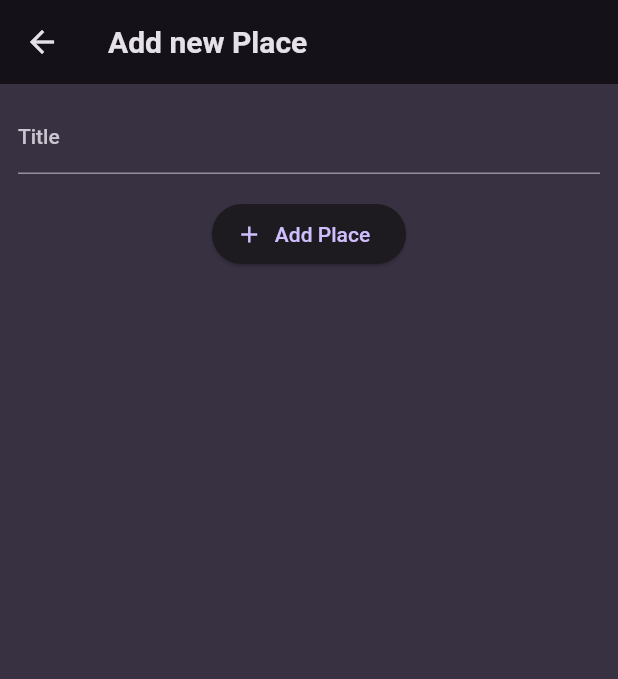
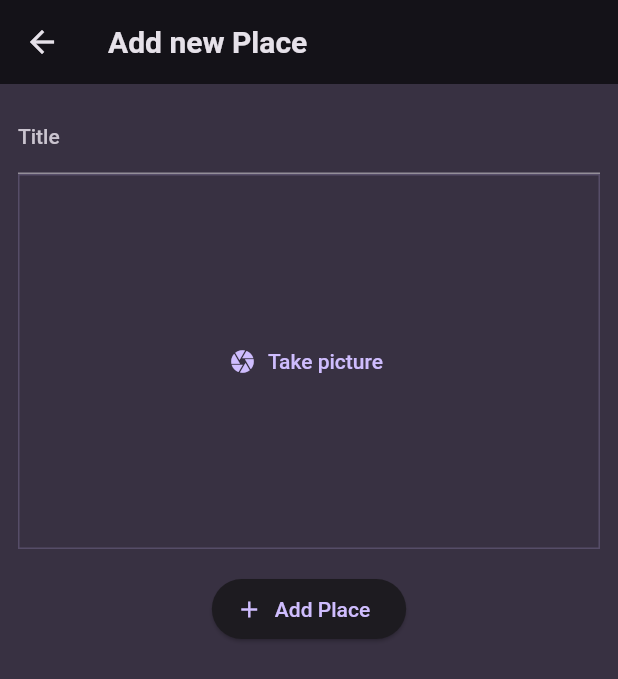
Before and after one commit to JanghoChu/flutter_place_with_riverpod, a Flutter app: the AddPlaceScreen screen opened directly, on a phone screen of 412 x 824 dp. Shown: the top 679 px of the screen. Run offline on Flutter 3.47's test engine with Material 2 defaults, Android fonts, the light colour scheme and no system bars; our stand-ins replace flutter_riverpod, google_fonts.

Commit message:
feat: add image Input widget

```diff
--- a/lib/screens/add_place_screen.dart
+++ b/lib/screens/add_place_screen.dart
@@ -1,5 +1,6 @@
 import 'package:flutter/material.dart';
 import 'package:flutter_place_with_riverpod/providers/user_places.dart';
+import 'package:flutter_place_with_riverpod/widgets/image_input.dart';
 import 'package:flutter_riverpod/flutter_riverpod.dart';
 
 class AddPlaceScreen extends ConsumerStatefulWidget {
@@ -33,6 +34,7 @@ class _AddPlaceScreenState extends ConsumerState<AddPlaceScreen> {
                 decoration: const InputDecoration(labelText: 'Title'),
                 controller: _titleController,
               ),
+              const ImageInput(),
               const SizedBox(height: 16),
               ElevatedButton.icon(
                 icon: const Icon(Icons.add),
--- /dev/null
+++ b/lib/widgets/image_input.dart
@@ -0,0 +1,26 @@
+import 'package:flutter/material.dart';
+
+class ImageInput extends StatefulWidget {
+  const ImageInput({super.key});
+
+  @override
+  State<ImageInput> createState() => _ImageInputState();
+}
+
+class _ImageInputState extends State<ImageInput> {
+  @override
+  Widget build(BuildContext context) {
+    return Container(
+        decoration: BoxDecoration(
+            border: Border.all(
+                width: 1,
+                color: Theme.of(context).colorScheme.primary.withOpacity(0.2))),
+        height: 250,
+        width: double.infinity,
+        alignment: Alignment.center,
+        child: TextButton.icon(
+            onPressed: () {},
+            icon: const Icon(Icons.camera),
+            label: const Text('Take picture')));
+  }
+}
```
